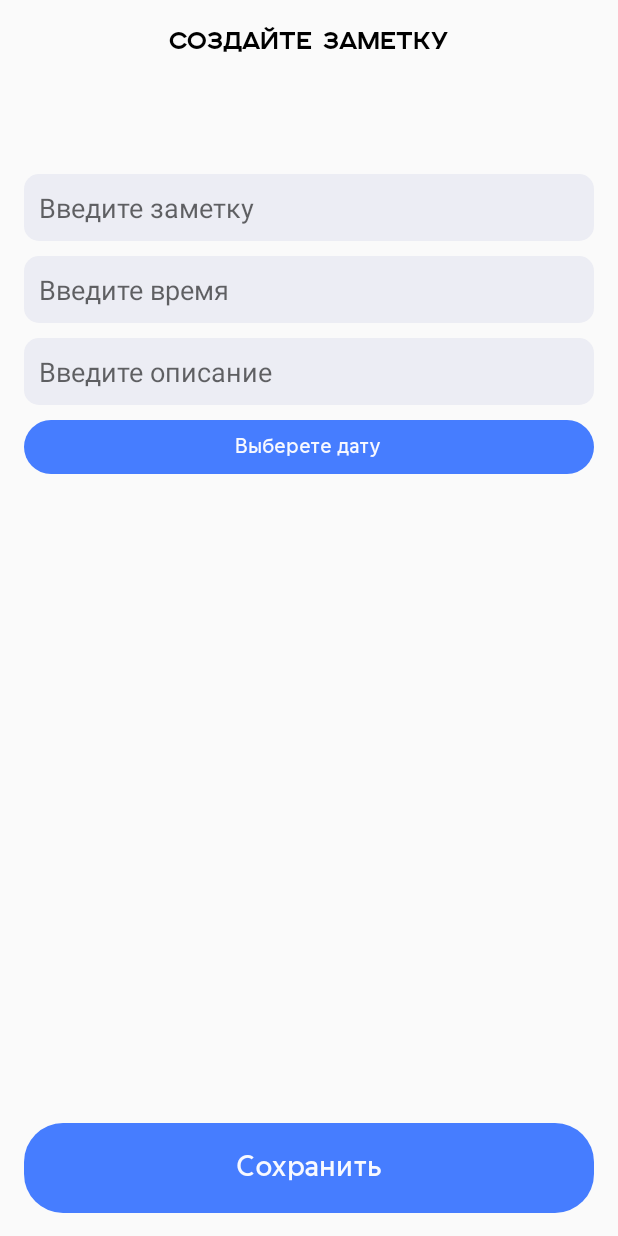
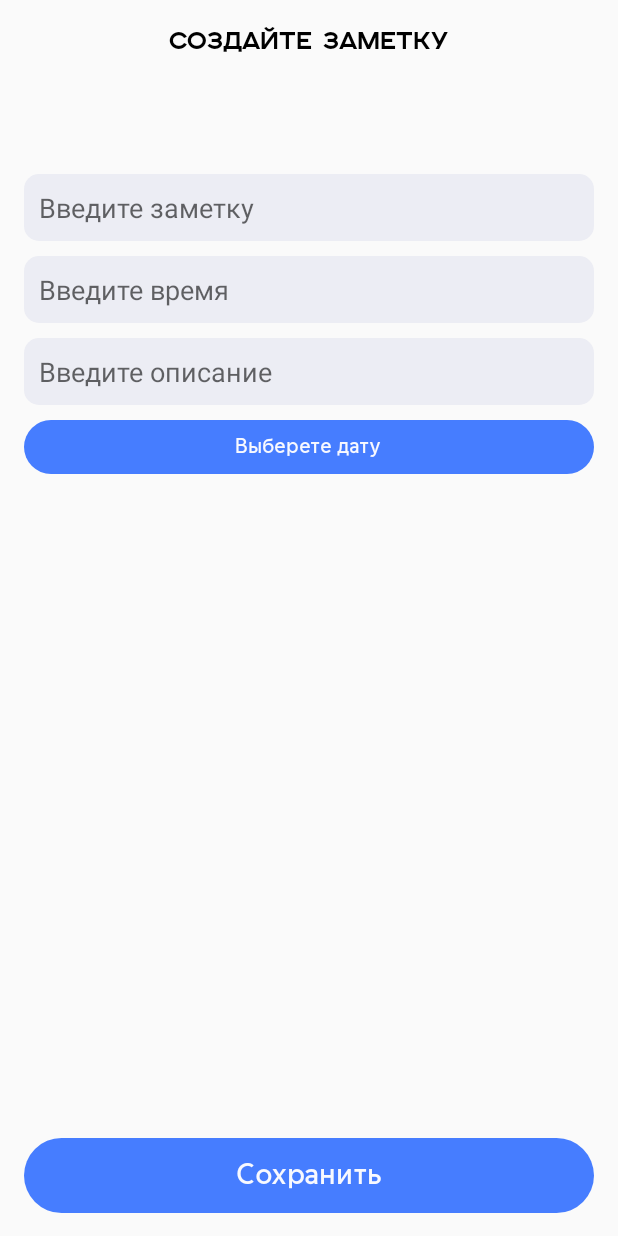
Before and after one commit to trackofficial/Memo-App, an Android app built with Jetpack Compose: the AddNoteActivity screen opened directly, with no data from a screen before it, on a phone screen of 412 x 824 dp. Run offline under Robolectric (Android 15) with nearby library versions, the phone set to English and light mode, and no system bars.

```diff
--- a/app/src/main/res/layout/activity_add_note.xml
+++ b/app/src/main/res/layout/activity_add_note.xml
@@ -84,7 +84,7 @@
 
         <FrameLayout
             android:layout_width="match_parent"
-            android:layout_height="60dp"
+            android:layout_height="50dp"
             android:layout_gravity="bottom"
             android:layout_marginLeft="16dp"
             android:layout_marginBottom="15dp"
```
